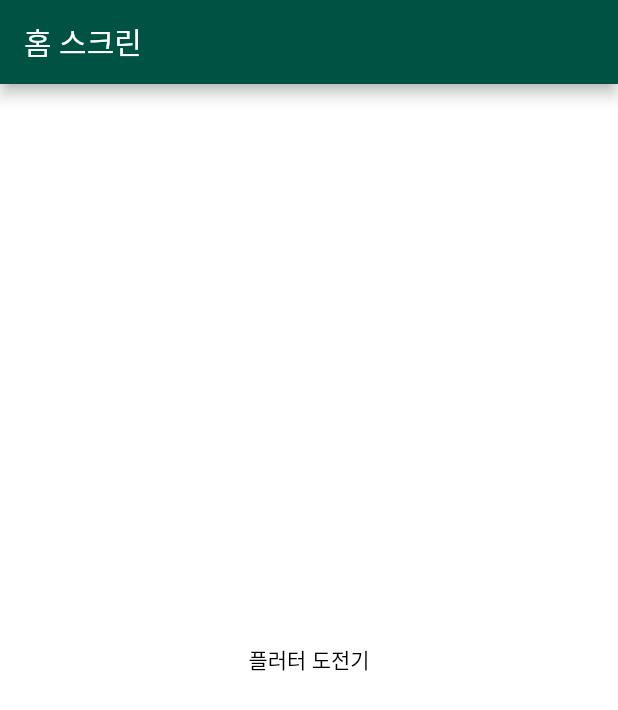
After one commit to HKCHO/chohyunkwon, a Flutter app: the screen it shows after launch, on a phone screen of 412 x 824 dp. The commit adds this screen. Shown: the top 710 px of the screen. Run offline on Flutter 3.47's test engine with Material 2 defaults, Android fonts, the phone set to English and light mode, and no system bars; our stand-ins replace google_fonts.

Commit message:
스크린 소스 분리

```diff
--- /dev/null
+++ b/lib/src/screen/home_screen.dart
@@ -0,0 +1,35 @@
+
+import 'package:flutter/material.dart';
+
+class HomePage extends StatefulWidget {
+  HomePage({Key? key, required this.title}) : super(key: key);
+
+  final String title;
+
+  @override
+  _HomePageState createState() => _HomePageState();
+}
+
+class _HomePageState extends State<HomePage> {
+
+  @override
+  Widget build(BuildContext context) {
+
+    return Scaffold(
+      appBar: AppBar(
+        title: Text(widget.title),
+      ),
+      body: Center(
+        child: Column(
+          mainAxisAlignment: MainAxisAlignment.center,
+          children: <Widget>[
+            Text(
+              '플러터 도전기',
+            ),
+
+          ],
+        ),
+      ),
+    );
+  }
+}
```
Also changed, not shown: lib/main.dart (+3 -35 lines).
